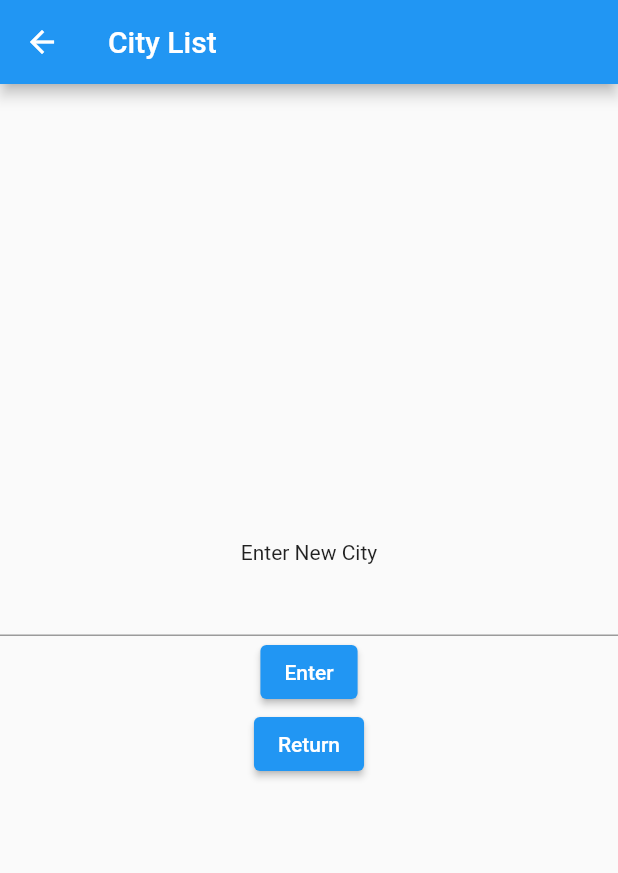
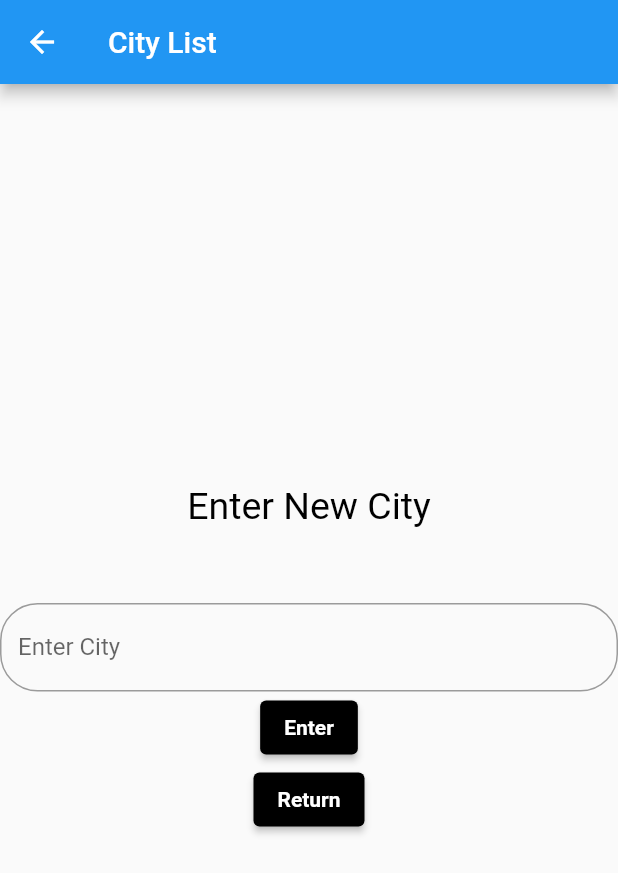
Before and after one commit to RosesAreRed123/WeatherAppFlutter, a Flutter app: the CityList screen opened directly, on a phone screen of 412 x 824 dp. Shown: the top 873 px of the screen. Run offline on Flutter 3.47's test engine with Material 2 defaults, Android fonts, the phone set to English and light mode, and no system bars; our stand-ins replace shared_preferences; accounts and stored records are empty.

Commit message:
Update Features : Layout Change in WeatherToday.dart , insert image in CityListWeather.dart , Created decideWeatherImage Function in CityListWeather.dart to determine asset . Textbox formatting in CityList.dart

```diff
--- a/lib/WeatherComponents/CityList.dart
+++ b/lib/WeatherComponents/CityList.dart
@@ -20,17 +20,43 @@ class _CityListState extends State<CityList> {
       body: Column(
         mainAxisAlignment: MainAxisAlignment.center,
         children: [
-          Text("Enter New City"),
-          TextField(
+          new Padding(padding: EdgeInsets.only(top: 0.0)),
+          new Text(
+            'Enter New City',
+            style: new TextStyle(color: Colors.black, fontSize: 25.0),
+          ),
+          new Padding(padding: EdgeInsets.only(top: 50.0)),
+          new TextFormField(
+            decoration: new InputDecoration(
+              labelText: "Enter City",
+              fillColor: Colors.white,
+              border: new OutlineInputBorder(
+                borderRadius: new BorderRadius.circular(25.0),
+                borderSide: new BorderSide(),
+              ),
+              //fillColor: Colors.green
+            ),
             controller: _textController,
           ),
+          // Text("Enter New City"),
+
           ElevatedButton(
-              child: Text("Enter"),
+              style: ButtonStyle(
+                  backgroundColor:
+                      MaterialStateProperty.all<Color>(Colors.black)),
+              child: Text("Enter",
+                  style: TextStyle(
+                      color: Colors.white, fontWeight: FontWeight.bold)),
               onPressed: () {
                 Navigator.pop(context, _textController.text);
               }),
           ElevatedButton(
-              child: Text("Return"),
+              style: ButtonStyle(
+                  backgroundColor:
+                      MaterialStateProperty.all<Color>(Colors.black)),
+              child: Text("Return",
+                  style: TextStyle(
+                      color: Colors.white, fontWeight: FontWeight.bold)),
               onPressed: () {
                 Navigator.pop(context, null);
               })
```
Also changed, not shown: lib/WeatherComponents/CityListWeather.dart (added, +134 -0 lines), lib/WeatherComponents/WeatherToday.dart (+38 -9 lines), pubspec.yaml (+12 -0 lines), pubspec.lock.
